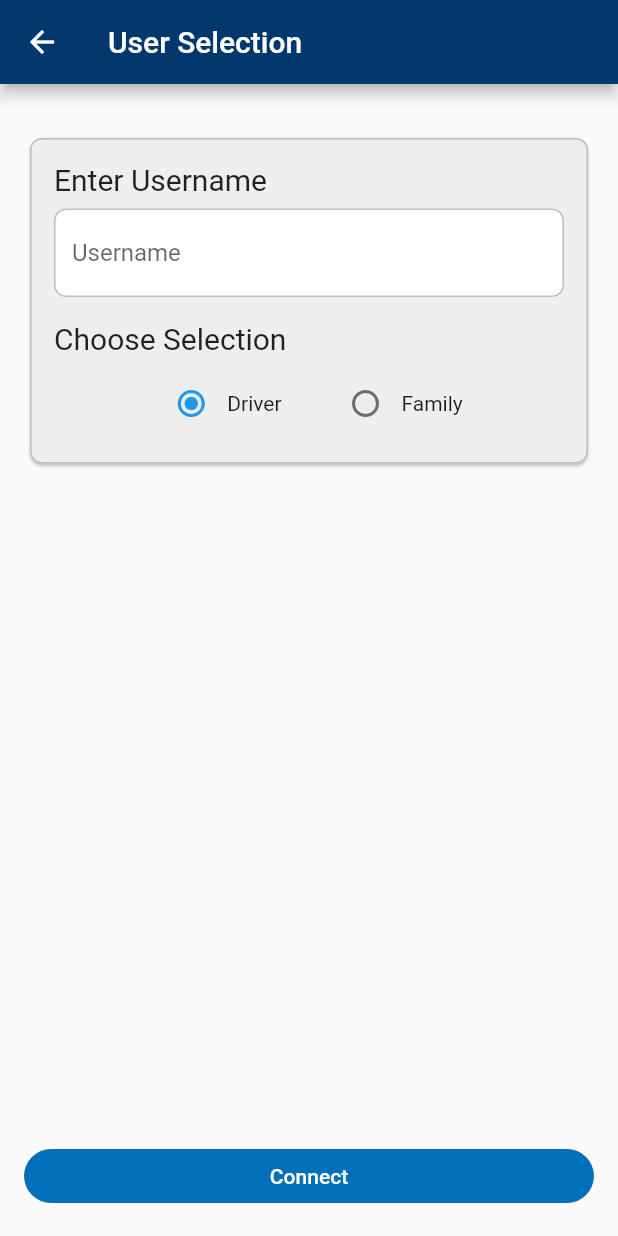
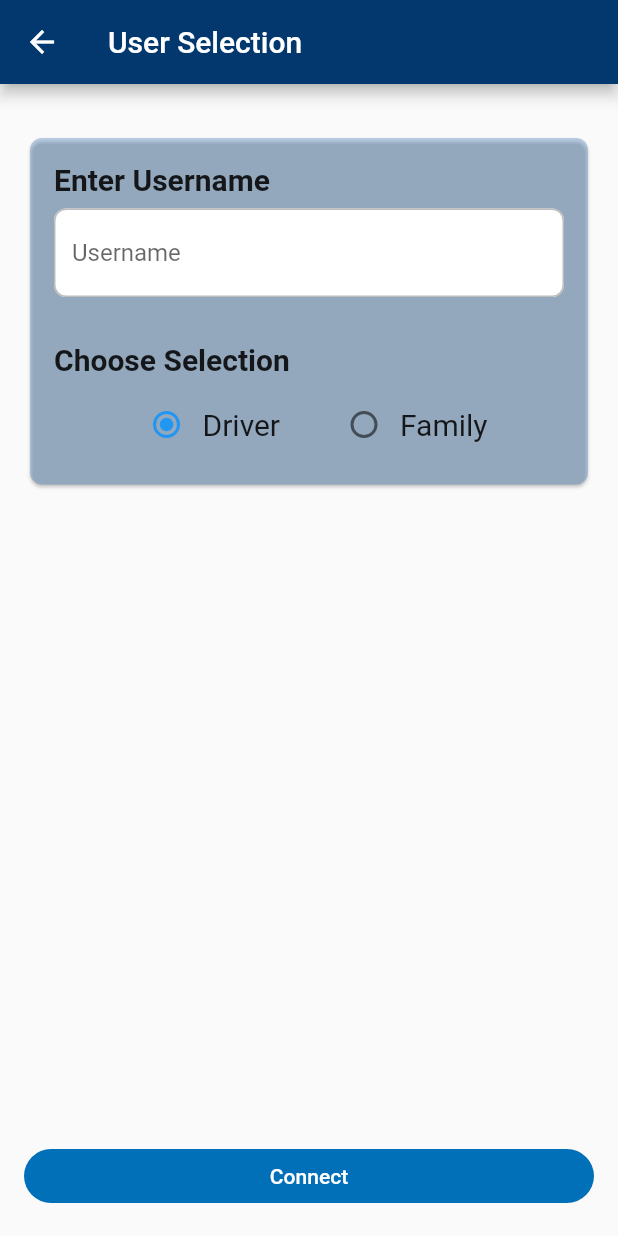
Before and after one commit to splitscale/ridesafe_mobile, a Flutter app: the screen it shows after launch, after a tap on "Get Started", on a phone screen of 412 x 824 dp. Run offline on Flutter 3.47's test engine with Material 2 defaults, Android fonts, the light colour scheme and no system bars; our stand-ins replace cloud_firestore, firebase_core, flutter_riverpod, geolocator, google_maps_flutter, hive and 3 more; missing offline and left inert: flutter_sms, ridesafe_api, ridesafe_core; accounts and stored records are empty.

Commit message:
change colors

```diff
--- a/lib/components/add_user_button.dart
+++ b/lib/components/add_user_button.dart
@@ -1,101 +1,3 @@
-// import 'dart:async';
-// import 'dart:convert';
-// import 'dart:math';
-// import 'package:shca_test/screens/family_share_screen.dart';
-// import 'package:shca_test/screens/map_screen.dart';
-// import 'package:flutter/material.dart';
-// import 'package:flutter_riverpod/flutter_riverpod.dart';
-// import 'package:flutter_riverpod/flutter_riverpod.dart';
-// import 'package:shca_test/providers/username_provider.dart';
-
-// // Import the firebase_core and cloud_firestore plugin
-// import 'package:shca_test/providers/json_provider.dart';
-// import 'package:firebase_core/firebase_core.dart';
-// import 'package:cloud_firestore/cloud_firestore.dart';
-
-// class AddUser extends ConsumerWidget {
-//   final String username;
-//   final UserType userType;
-
-//   const AddUser({super.key, required this.username, required this.userType});
-
-//   @override
-//   Widget build(BuildContext context, WidgetRef ref) {
-//     CollectionReference users = FirebaseFirestore.instance.collection('users');
-
-//     Future<void> addUser() {
-//       return users
-//           .doc(username)
-//           .set({
-//             'username': username,
-//             'userType': userType.toString(),
-//           })
-//           .then((value) => print("User Added"))
-//           .catchError((error) => print("Failed to add user: $error"));
-//     }
-
-//     return SizedBox(
-//       width: double.infinity,
-//       child: ElevatedButton(
-//         child: const Text('Connect'),
-//         style: ElevatedButton.styleFrom(
-//           primary: const Color(0xFF0270B8),
-//           onPrimary: Colors.white,
-//           elevation: 0,
-//           shape: RoundedRectangleBorder(
-//             borderRadius: BorderRadius.circular(20),
-//           ),
-//         ),
-//         onPressed: () {
-//           Timer.periodic(const Duration(seconds: 1), (timer) {
-//             var data = {
-//               "gps": {
-//                 "latitude": 34.2342 + Random().nextInt(10),
-//                 "longitude": 23.893345 + Random().nextInt(10),
-//                 "speed": 25 + Random().nextInt(10),
-//                 "time": {
-//                   "hour": 1,
-//                   "minute": 1,
-//                   "second": 1 + Random().nextInt(10),
-//                 },
-//                 "date": {
-//                   "month": 1,
-//                   "day": 1 + Random().nextInt(10),
-//                   "year": 2023,
-//                 },
-//               },
-//               "helmet": {
-//                 "is_worn": Random().nextInt(10) % 2 == 0,
-//                 "alcohol_level": 256 - Random().nextInt(10),
-//               },
-//               "motor": {
-//                 "is_ignition_ready": Random().nextInt(10) % 2 == 0,
-//               },
-//               "debug": {
-//                 "message": "debug messages",
-//                 "source": "from receiver",
-//                 "info": "info here",
-//               },
-//             };
-//             ref.read(mockDataProvider.notifier).state = data;
-//           });
-//           ref.read(userDetailsProvider.notifier).state = UserDetails(
-//               username: ref.watch(userDetailsProvider).username,
-//               userType: ref.watch(userDetailsProvider).userType);
-//           addUser();
-//           Navigator.push(
-//               context,
-//               MaterialPageRoute(
-//                   builder: (context) =>
-//                       ref.watch(userDetailsProvider).userType == UserType.driver
-//                           ? const MapScreen()
-//                           : const FamilyOptionScreen()));
-//         },
-//       ),
-//     );
-//   }
-// }
-
 import 'dart:async';
 import 'dart:convert';
 import 'dart:math';
@@ -147,48 +49,48 @@ class AddUser extends ConsumerWidget {
               username: ref.watch(userDetailsProvider).username,
               userType: ref.watch(userDetailsProvider).userType);
           addUser();
-          Timer.periodic(const Duration(seconds: 1), (timer) {
-            var data = {
-              "gps": {
-                "latitude": 34.2342 + Random().nextInt(10),
-                "longitude": 23.893345 + Random().nextInt(10),
-                "speed": 25 + Random().nextInt(10),
-                "time": {
-                  "hour": 1,
-                  "minute": 1,
-                  "second": 1 + Random().nextInt(10),
-                },
-                "date": {
-                  "month": 1,
-                  "day": 1 + Random().nextInt(10),
-                  "year": 2023,
-                },
-              },
-              "helmet": {
-                "is_worn": Random().nextInt(10) % 2 == 0,
-                "alcohol_level": 256 - Random().nextInt(10),
-              },
-              "motor": {
-                "is_ignition_ready": Random().nextInt(10) % 2 == 0,
-              },
-              "debug": {
-                "message": "debug messages",
-                "source": "from receiver",
-                "info": "info here",
-              },
-            };
-            ref.read(mockDataProvider.notifier).state = data;
-            var latitude =
-                ref.watch(mockDataProvider)['gps']['latitude'] as double;
-            var longitude =
-                ref.watch(mockDataProvider)['gps']['longitude'] as double;
-            // add code here to update the location of the user in the database every 10 seconds
-            users.doc(username).update({
-              'latitude': latitude,
-              'longitude': longitude,
-              'timestamp': DateTime.now().toString(),
-            });
-          });
+          // Timer.periodic(const Duration(seconds: 1), (timer) {
+          //   var data = {
+          //     "gps": {
+          //       "latitude": 34.2342 + Random().nextInt(10),
+          //       "longitude": 23.893345 + Random().nextInt(10),
+          //       "speed": 25 + Random().nextInt(10),
+          //       "time": {
+          //         "hour": 1,
+          //         "minute": 1,
+          //         "second": 1 + Random().nextInt(10),
+          //       },
+          //       "date": {
+          //         "month": 1,
+          //         "day": 1 + Random().nextInt(10),
+          //         "year": 2023,
+          //       },
+          //     },
+          //     "helmet": {
+          //       "is_worn": Random().nextInt(10) % 2 == 0,
+          //       "alcohol_level": 256 - Random().nextInt(10),
+          //     },
+          //     "motor": {
+          //       "is_ignition_ready": Random().nextInt(10) % 2 == 0,
+          //     },
+          //     "debug": {
+          //       "message": "debug messages",
+          //       "source": "from receiver",
+          //       "info": "info here",
+          //     },
+          //   };
+          //   ref.read(mockDataProvider.notifier).state = data;
+          //   var latitude =
+          //       ref.watch(mockDataProvider)['gps']['latitude'] as double;
+          //   var longitude =
+          //       ref.watch(mockDataProvider)['gps']['longitude'] as double;
+          //   // add code here to update the location of the user in the database every 10 seconds
+          //   // users.doc(username).update({
+          //   //   'latitude': latitude,
+          //   //   'longitude': longitude,
+          //   //   'timestamp': DateTime.now().toString(),
+          //   // });
+          // });
           Navigator.push(
               context,
               MaterialPageRoute(
--- a/lib/components/share_location_button.dart
+++ b/lib/components/share_location_button.dart
@@ -13,6 +13,7 @@ class ShareLiveLocationButton extends ConsumerWidget {
         // width is less
         style: ElevatedButton.styleFrom(
           fixedSize: const Size(100, 30),
+          backgroundColor: Color.fromARGB(255, 48, 152, 255),
         ),
         onPressed: () async {
           await Share.share(
--- a/lib/screens/map_screen.dart
+++ b/lib/screens/map_screen.dart
@@ -20,23 +20,23 @@ class DetailCards extends ConsumerWidget {
   @override
   Widget build(BuildContext context, WidgetRef ref) {
     var mockData = ref.watch(mockDataProvider);
-    late String? value;
+    String value = '10';
     // Alcoho Level, Ignition, Helmet, IoT
-    try {
-      if (title == 'Alcohol Level') {
-        value = mockData['helmet']['alcohol_level'].toString();
-      } else if (title == 'Ignition') {
-        value = mockData['motor']['is_ignition_ready'].toString();
-      } else if (title == 'Helmet') {
-        value = mockData['helmet']['is_worn'].toString();
-      } else if (title == 'IoT') {
-        value = mockData['gps']['latitude'].toString();
-      }
-    } catch (e) {
-      return const Center(
-        child: CircularProgressIndicator(),
-      );
-    }
+    // try {
+    //   if (title == 'Alcohol Level') {
+    //     value = mockData['helmet']['alcohol_level'].toString();
+    //   } else if (title == 'Ignition') {
+    //     value = mockData['motor']['is_ignition_ready'].toString();
+    //   } else if (title == 'Helmet') {
+    //     value = mockData['helmet']['is_worn'].toString();
+    //   } else if (title == 'IoT') {
+    //     value = mockData['gps']['latitude'].toString();
+    //   }
+    // } catch (e) {
+    //   return const Center(
+    //     child: CircularProgressIndicator(),
+    //   );
+    // }
     return Container(
       width: MediaQuery.of(context).size.width / 4.5,
       height: MediaQuery.of(context).size.width / 3.5 * 1.5,
@@ -136,12 +136,7 @@ class _MapScreenState extends State<MapScreen>
     bool showAnimation = _speed >= 5.0;
     return Scaffold(
       appBar: AppBar(
-        leading: IconButton(
-          icon: const Icon(Icons.arrow_back),
-          onPressed: () {
-            Navigator.pop(context);
-          },
-        ),
+        backgroundColor: const Color.fromARGB(255, 2, 56, 110),
         title: Row(
           mainAxisAlignment: MainAxisAlignment.center,
           children: [
@@ -149,6 +144,7 @@ class _MapScreenState extends State<MapScreen>
               // width is less
               style: ElevatedButton.styleFrom(
                 fixedSize: const Size(100, 30),
+                backgroundColor: Color.fromARGB(255, 48, 152, 255),
               ),
               child: const Text('Emergency Contacts',
                   style: TextStyle(fontSize: 14.0)),
--- a/lib/screens/username_screen.dart
+++ b/lib/screens/username_screen.dart
@@ -29,13 +29,13 @@ class UsernameScreen extends ConsumerWidget {
           mainAxisAlignment: MainAxisAlignment.spaceBetween,
           children: [
             Card(
-              color: Colors.grey[200],
+              color: Color.fromARGB(100, 95, 148, 200),
               shape: RoundedRectangleBorder(
                 borderRadius: BorderRadius.circular(8.0),
-                side: BorderSide(
-                  color: Colors.grey.shade400,
-                  width: 1.0,
-                ),
+                // side: BorderSide(
+                //   color: Colors.grey.shade400,
+                //   width: 1.0,
+                // ),
               ),
               child: Padding(
                 padding: const EdgeInsets.symmetric(horizontal: 16.0),
@@ -45,7 +45,8 @@ class UsernameScreen extends ConsumerWidget {
                     const SizedBox(height: 16.0),
                     const Text(
                       'Enter Username',
-                      style: TextStyle(fontSize: 20),
+                      style:
+                          TextStyle(fontSize: 20, fontWeight: FontWeight.bold),
                     ),
                     const SizedBox(height: 8.0),
                     TextFormField(
@@ -82,10 +83,11 @@ class UsernameScreen extends ConsumerWidget {
                         filled: true,
                       ),
                     ),
-                    const SizedBox(height: 16.0),
+                    const SizedBox(height: 30.0),
                     const Text(
                       'Choose Selection',
-                      style: TextStyle(fontSize: 20),
+                      style:
+                          TextStyle(fontSize: 20, fontWeight: FontWeight.bold),
                     ),
                     const SizedBox(height: 8.0),
                     Row(
@@ -102,7 +104,10 @@ class UsernameScreen extends ConsumerWidget {
                                     userType: value!);
                           },
                         ),
-                        const Text('Driver'),
+                        const Text('Driver',
+                            style: TextStyle(
+                              fontSize: 20,
+                            )),
                         const SizedBox(width: 32),
                         Radio<UserType>(
                           value: UserType.family,
@@ -115,7 +120,10 @@ class UsernameScreen extends ConsumerWidget {
                                     userType: value!);
                           },
                         ),
-                        const Text('Family'),
+                        const Text('Family',
+                            style: TextStyle(
+                              fontSize: 20,
+                            )),
                       ],
                     ),
                     const SizedBox(height: 16.0),
```
